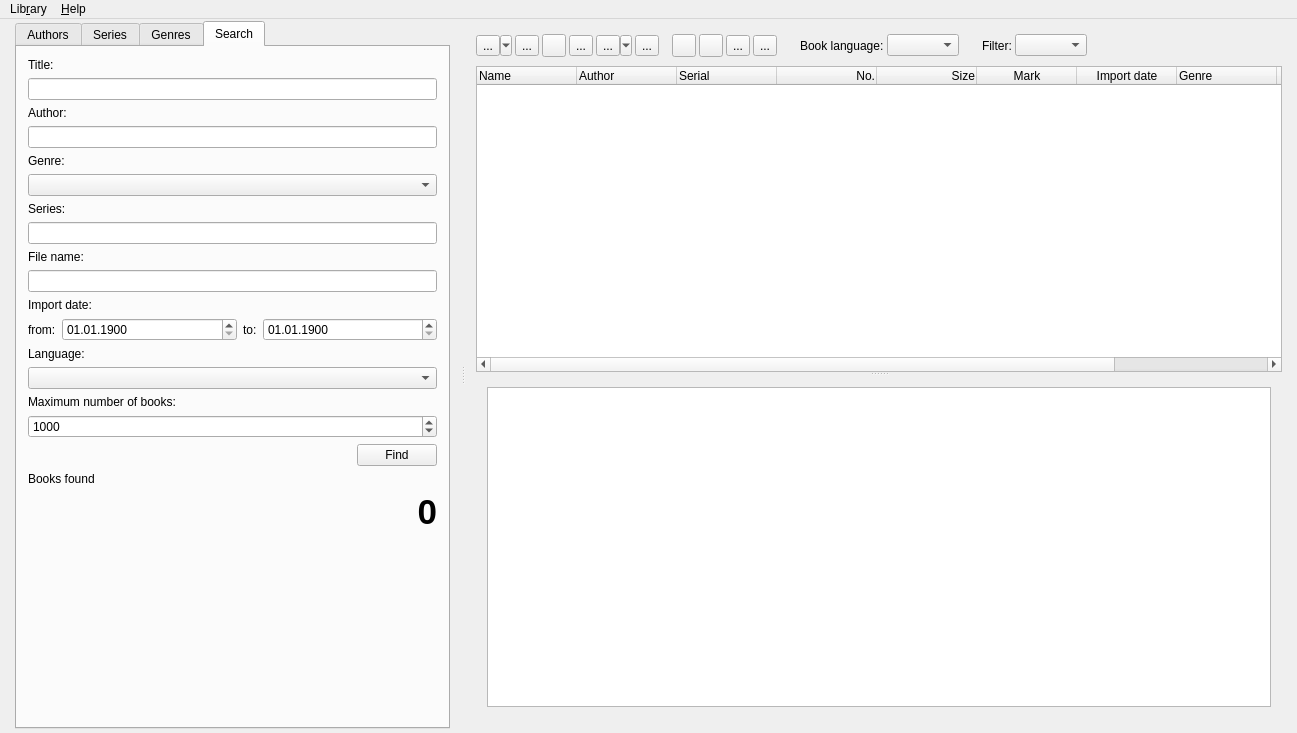
First picture: the form in src/mainwindow.ui, repository petrovvlad/freeLib, before the edit.
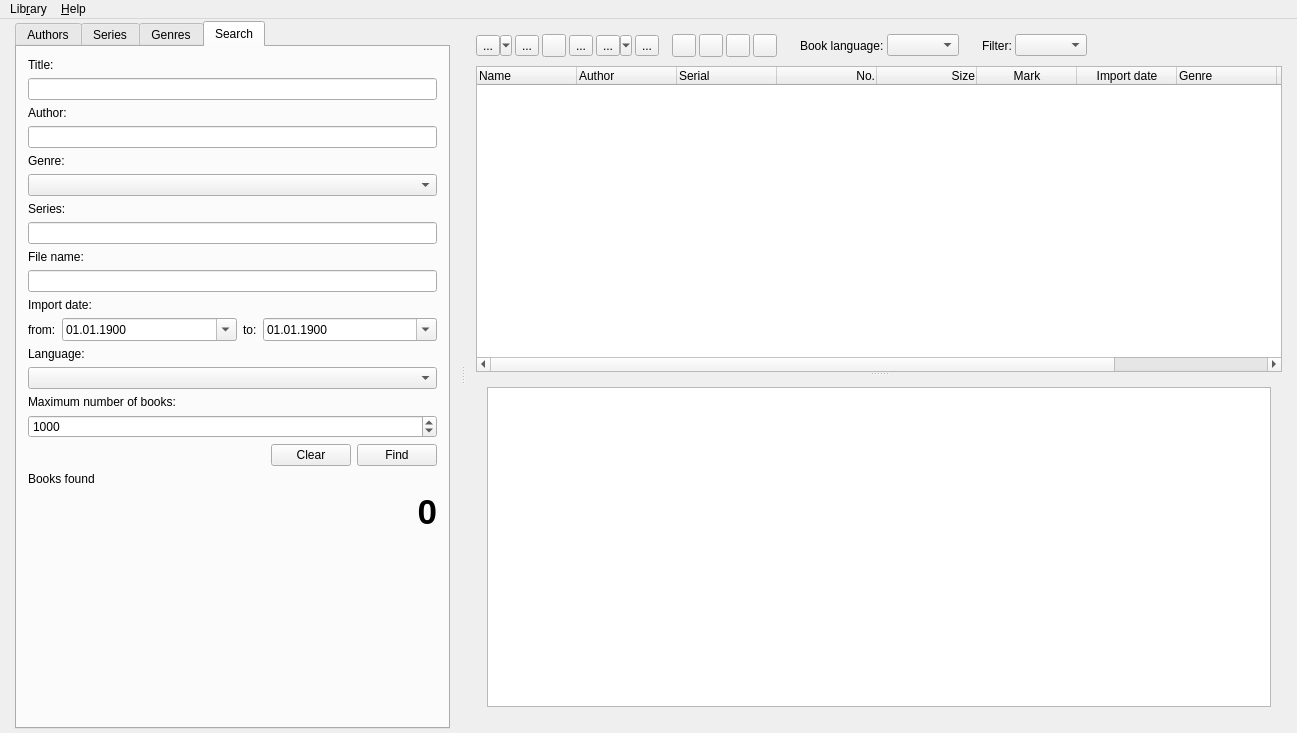
Second picture: the form after the edit. The open tabs and pages were chosen to show the change. Icons and pictures are not drawn.

Commit message: feat: кнопка «Очистить» в «Поиск» #179

Diff of the .ui file:
```diff
--- a/src/mainwindow.ui
+++ b/src/mainwindow.ui
@@ -341,6 +341,9 @@
                    <property name="displayFormat">
                     <string notr="true">dd.MM.yyyy</string>
                    </property>
+                   <property name="calendarPopup">
+                    <bool>true</bool>
+                   </property>
                    <property name="date">
                     <date>
                      <year>1900</year>
@@ -368,6 +371,9 @@
                    <property name="displayFormat">
                     <string notr="true">dd.MM.yyyy</string>
                    </property>
+                   <property name="calendarPopup">
+                    <bool>true</bool>
+                   </property>
                    <property name="date">
                     <date>
                      <year>1900</year>
@@ -430,6 +436,13 @@
                    </property>
                   </spacer>
                  </item>
+                 <item>
+                  <widget class="QPushButton" name="buttonClear">
+                   <property name="text">
+                    <string>Clear</string>
+                   </property>
+                  </widget>
+                 </item>
                  <item>
                   <widget class="QPushButton" name="do_search">
                    <property name="text">
@@ -657,7 +670,7 @@
               <string>Collapse all</string>
              </property>
              <property name="text">
-              <string>...</string>
+              <string notr="true"/>
              </property>
              <property name="icon">
               <iconset theme="collapse-all"/>
@@ -673,7 +686,7 @@
               <string>Expand all</string>
              </property>
              <property name="text">
-              <string>...</string>
+              <string notr="true"/>
              </property>
              <property name="icon">
               <iconset theme="expand-all"/>
```
Left out of the diff: 16 changed lines with no effect on the pictures. The commit also changes 5 other files.
